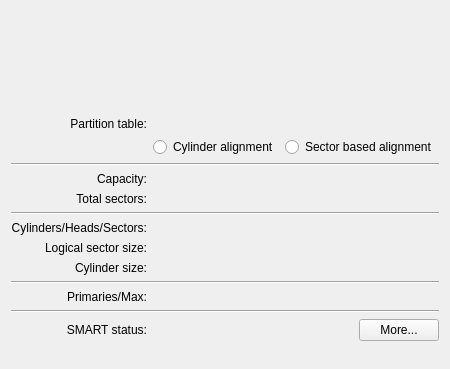
Before: the Qt Designer form src/gui/devicepropswidgetbase.ui in KDE/partitionmanager, drawn with Qt 5.
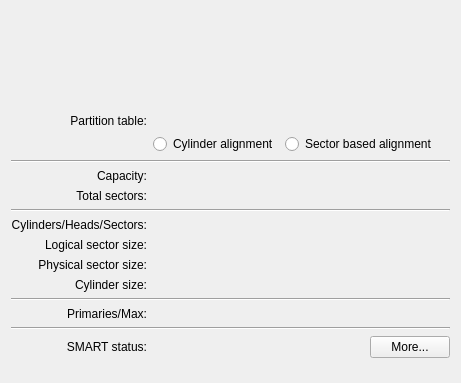
After: the same form once the commit is applied. Custom widgets are drawn as their Qt base class.

Commit message: show physical sector size in GUI

```diff
--- a/src/gui/devicepropswidgetbase.ui
+++ b/src/gui/devicepropswidgetbase.ui
@@ -7,7 +7,7 @@
     <x>0</x>
     <y>0</y>
     <width>450</width>
-    <height>343</height>
+    <height>361</height>
    </rect>
   </property>
   <layout class="QGridLayout" name="gridLayout">
@@ -46,8 +46,8 @@
      </property>
      <property name="sizeHint" stdset="0">
       <size>
-       <width>20</width>
-       <height>20</height>
+       <width>439</width>
+       <height>17</height>
       </size>
      </property>
     </spacer>
@@ -195,6 +195,23 @@
     </widget>
    </item>
    <item row="10" column="0">
+    <widget class="QLabel" name="m_LabelTextPhysicalSectorSize">
+     <property name="text">
+      <string>Physical sector size:</string>
+     </property>
+     <property name="alignment">
+      <set>Qt::AlignRight|Qt::AlignTrailing|Qt::AlignVCenter</set>
+     </property>
+    </widget>
+   </item>
+   <item row="10" column="1">
+    <widget class="QLabel" name="m_LabelPhysicalSectorSize">
+     <property name="text">
+      <string/>
+     </property>
+    </widget>
+   </item>
+   <item row="11" column="0">
     <widget class="QLabel" name="m_LabelTextCylinderSize">
      <property name="text">
       <string>Cylinder size:</string>
@@ -204,21 +221,21 @@
      </property>
     </widget>
    </item>
-   <item row="10" column="1">
+   <item row="11" column="1">
     <widget class="QLabel" name="m_LabelCylinderSize">
      <property name="text">
       <string/>
      </property>
     </widget>
    </item>
-   <item row="11" column="0" colspan="2">
+   <item row="12" column="0" colspan="2">
     <widget class="Line" name="line_3">
      <property name="orientation">
       <enum>Qt::Horizontal</enum>
      </property>
     </widget>
    </item>
-   <item row="12" column="0">
+   <item row="13" column="0">
     <widget class="QLabel" name="m_LabelTextPrimariesMax">
      <property name="text">
       <string>Primaries/Max:</string>
@@ -228,21 +245,21 @@
      </property>
     </widget>
    </item>
-   <item row="12" column="1">
+   <item row="13" column="1">
     <widget class="QLabel" name="m_LabelPrimariesMax">
      <property name="text">
       <string/>
      </property>
     </widget>
    </item>
-   <item row="13" column="0" colspan="2">
+   <item row="14" column="0" colspan="2">
     <widget class="Line" name="line_4">
      <property name="orientation">
       <enum>Qt::Horizontal</enum>
      </property>
     </widget>
    </item>
-   <item row="14" column="0">
+   <item row="15" column="0">
     <widget class="QLabel" name="m_LabelTextSmartStatus">
      <property name="text">
       <string>SMART status:</string>
@@ -252,7 +269,7 @@
      </property>
     </widget>
    </item>
-   <item row="14" column="1">
+   <item row="15" column="1">
     <layout class="QHBoxLayout" name="horizontalLayout">
      <item>
       <widget class="QLabel" name="m_LabelSmartStatusIcon">
@@ -289,7 +306,7 @@
      </item>
     </layout>
    </item>
-   <item row="15" column="0" colspan="2">
+   <item row="16" column="0" colspan="2">
     <spacer name="verticalSpacer_2">
      <property name="orientation">
       <enum>Qt::Vertical</enum>
@@ -299,8 +316,8 @@
      </property>
      <property name="sizeHint" stdset="0">
       <size>
-       <width>17</width>
-       <height>17</height>
+       <width>439</width>
+       <height>14</height>
       </size>
      </property>
     </spacer>
```
Left out of the diff: 3 changed lines with no effect on the pictures. The commit also changes 4 other files.
